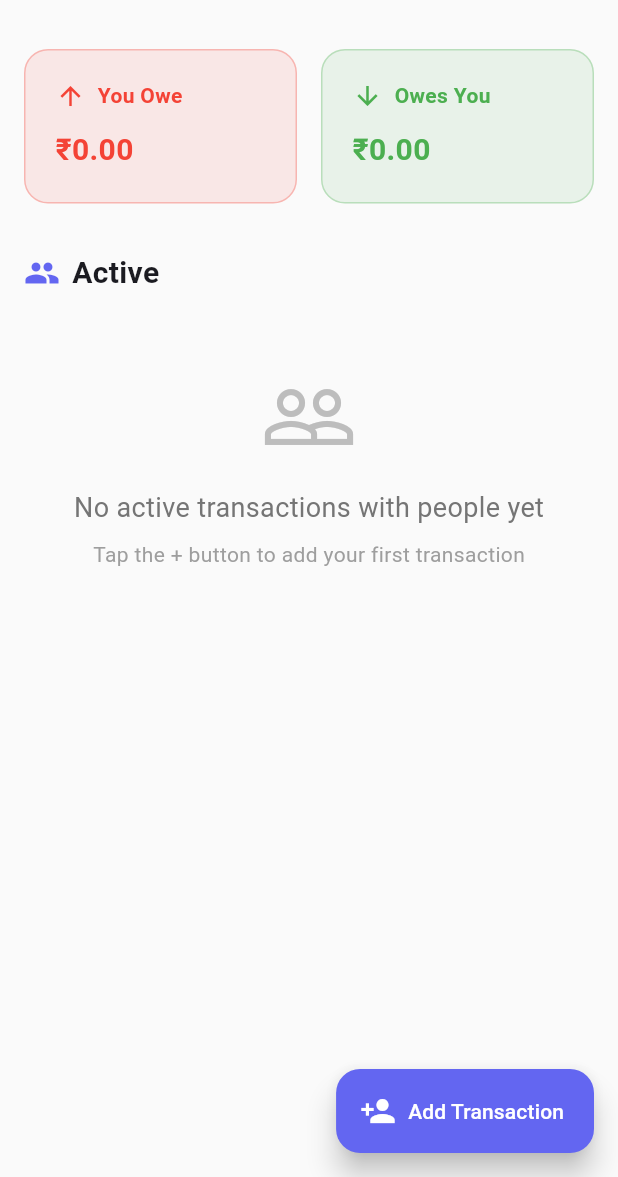
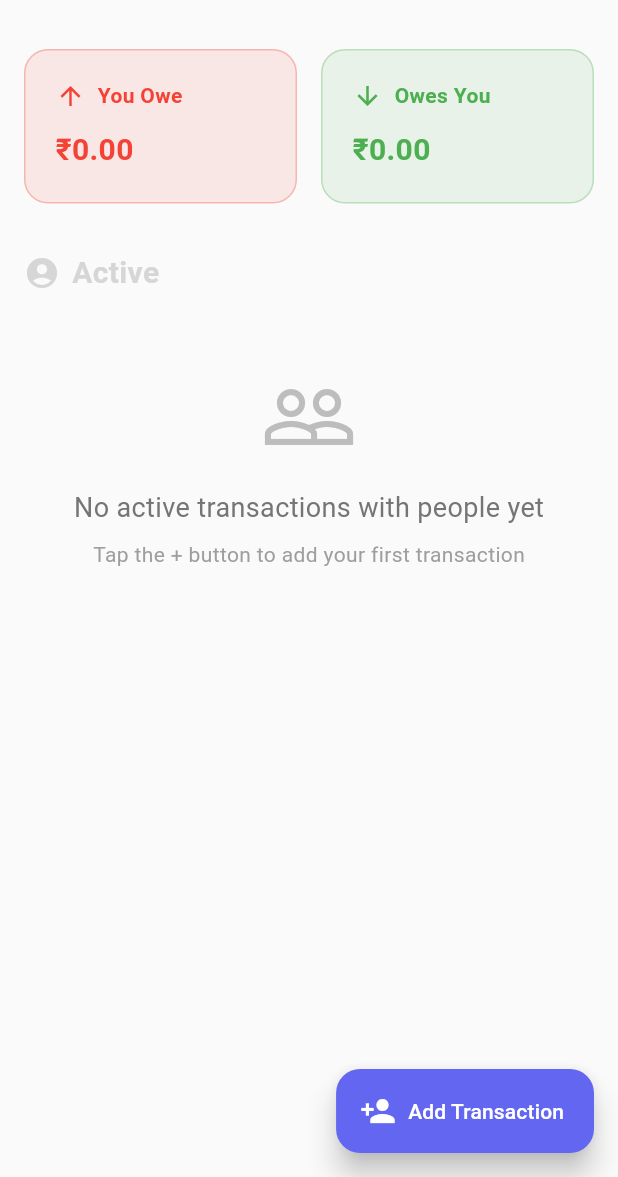
Before and after one commit to malik-l0l/Money_Manager, a Flutter app: the PeopleManagerScreen screen opened directly, on a phone screen of 412 x 824 dp, the part 59-1236 px from its top. Run offline on Flutter 3.47's test engine with Material 3 defaults, Android fonts, the phone set to English and light mode, and no system bars; our stand-ins replace hive, hive_flutter; accounts and stored records are empty; Roboto replaces fonts that are missing (SF Pro Display).

Commit message:
refac(people_manager): matching icons for active and settled

```diff
--- a/lib/screens/people_manager_screen.dart
+++ b/lib/screens/people_manager_screen.dart
@@ -172,8 +172,8 @@ class _PeopleManagerScreenState extends State<PeopleManagerScreen> {
         Row(
           children: [
             Icon(
-              Icons.people,
-              color: Theme.of(context).primaryColor,
+              Icons.account_circle,
+              color: Colors.grey[350],
               size: 24,
             ),
             SizedBox(width: 8),
@@ -182,6 +182,7 @@ class _PeopleManagerScreenState extends State<PeopleManagerScreen> {
               style: TextStyle(
                 fontSize: 20,
                 fontWeight: FontWeight.bold,
+                color: Colors.grey[350],
               ),
             ),
           ],
@@ -244,7 +245,7 @@ class _PeopleManagerScreenState extends State<PeopleManagerScreen> {
         Row(
           children: [
             Icon(
-              Icons.check_circle,
+              Icons.verified,
               color: Colors.grey[600],
               size: 24,
             ),
--- a/lib/widgets/person_summary_card.dart
+++ b/lib/widgets/person_summary_card.dart
@@ -61,7 +61,7 @@ class PersonSummaryCard extends StatelessWidget {
                   ),
                   child: Icon(
                     person.isSettled
-                        ? Icons.check_circle_outline
+                        ? Icons.check
                         : person.owesYou
                             ? Icons.trending_up
                             : Icons.trending_down,
```
Also changed, not shown: 1 other file.
